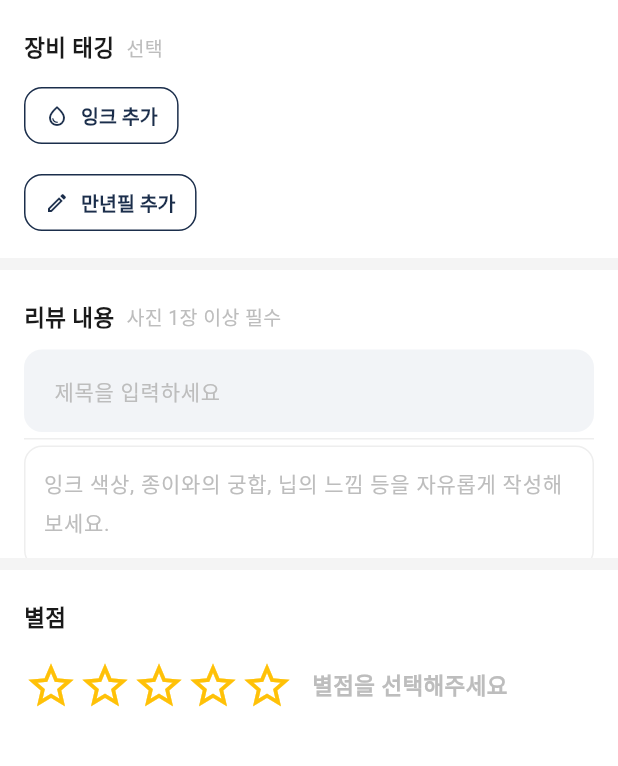
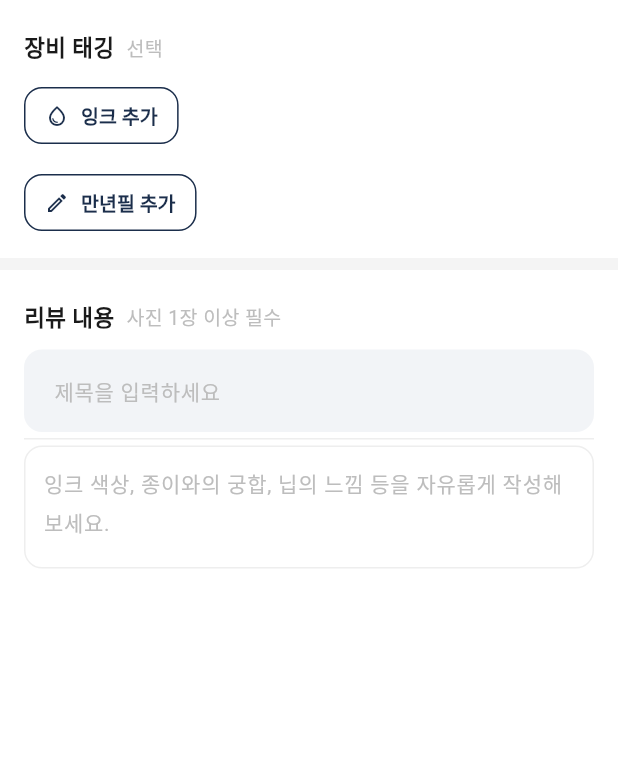
Before and after one commit to tangerlyn/pen, a Flutter app: the ReviewWriteScreen screen opened by its route, on a phone screen of 412 x 824 dp, the part 84-850 px from its top. Run offline on Flutter 3.47's test engine with Material 3 defaults, Android fonts, the phone set to English and light mode, and no system bars; our stand-ins replace cached_network_image, cloud_firestore, confetti, connectivity_plus, csv, firebase_auth and 17 more; missing offline and left inert: flutter_naver_login, gal, kakao_flutter_sdk_user; accounts and stored records are empty; Roboto replaces fonts that are missing (Pretendard).

Commit message:
fix : 별점 시스템 비활성화
작성 폼에서 별점 없이도 저장되던 문제를 계기로 별점 기능 전체를 비활성화.
리뷰 작성의 별점 입력/필수 검증, 리뷰 그리드·리스트·상세의 별점 뱃지,
아카이브 평균 별점 표시 및 별점순 정렬, 검색 평점순 정렬을 UI에서 제거.
코드는 삭제 대신 주석 처리해 필요 시 복원 가능하도록 유지.

```diff
--- a/lib/features/archive/screens/archive_screen.dart
+++ b/lib/features/archive/screens/archive_screen.dart
@@ -420,7 +420,10 @@ class _FilterRowState extends ConsumerState<_FilterRow>
               ),
             ),
             const Divider(height: 1),
-            ...ArchiveSortOption.values.map(
+            // 별점 시스템 비활성화 — '별점순' 정렬 옵션 숨김
+            ...ArchiveSortOption.values
+                .where((opt) => opt != ArchiveSortOption.rating)
+                .map(
               (opt) => ListTile(
                 title: Text(opt.label),
                 trailing: current == opt
--- a/lib/features/review/screens/review_write_screen.dart
+++ b/lib/features/review/screens/review_write_screen.dart
@@ -8,7 +8,7 @@ import '../../../shared/widgets/editor/blog_body_editor.dart';
 import '../../archive/providers/archive_detail_provider.dart';
 import '../providers/review_write_provider.dart';
 import '../../../shared/widgets/archive/add_product_bottom_sheet.dart';
-import '../../../shared/widgets/common/star_rating.dart';
+// import '../../../shared/widgets/common/star_rating.dart'; // 별점 시스템 비활성화
 import '../../../shared/widgets/center_toast.dart';
 import '../../../data/models/review_model.dart';
 
@@ -25,6 +25,7 @@ class ReviewWriteScreen extends ConsumerStatefulWidget {
 class _ReviewWriteScreenState extends ConsumerState<ReviewWriteScreen> {
   final _editorKey = GlobalKey<BlogBodyEditorState>();
   List<EditorBlock>? _initialEditorBlocks;
+  bool _showEditorToolbar = false;
 
   @override
   void initState() {
@@ -64,7 +65,8 @@ class _ReviewWriteScreenState extends ConsumerState<ReviewWriteScreen> {
     final s = ref.read(reviewWriteProvider);
     if (s.inkIds.isNotEmpty || s.penIds.isNotEmpty) return true;
     if (s.title.isNotEmpty) return true;
-    if (s.rating > 0) return true;
+    // 별점 시스템 비활성화
+    // if (s.rating > 0) return true;
     final blocks = _editorKey.currentState?.getBlocks() ?? [];
     return blocks.any((b) {
       if (b is TextEditorBlock) return b.controller.text.isNotEmpty;
@@ -162,29 +164,36 @@ class _ReviewWriteScreenState extends ConsumerState<ReviewWriteScreen> {
                   hintText: '잉크 색상, 종이와의 궁합, 닙의 느낌 등을 자유롭게 작성해보세요.',
                   initialBlocks: _initialEditorBlocks,
                   maxTextLength: AppConstants.maxReviewBody,
+                  onFocusChanged: (hasFocus) => setState(() => _showEditorToolbar = hasFocus),
                 ),
 
-                _Divider(),
-
-                // ── 3. 별점 ──────────────────────────────────
-                _SectionHeader(title: '별점'),
-                _RatingSection(rating: state.rating),
+                // 별점 시스템 비활성화
+                // _Divider(),
+                // _SectionHeader(title: '별점'),
+                // _RatingSection(rating: state.rating),
 
                 const SizedBox(height: 16),
               ],
             ),
           ),
         ),
+        bottomNavigationBar: _showEditorToolbar
+            ? Padding(
+                padding: EdgeInsets.only(bottom: MediaQuery.of(context).viewInsets.bottom),
+                child: BlogEditorToolbar(editorKey: _editorKey),
+              )
+            : null,
       ),
     );
   }
 
   Future<void> _submit(BuildContext context) async {
-    final state = ref.read(reviewWriteProvider);
-    if (state.rating == 0.0) {
-      showCenterToast(context, message: '별점을 선택해주세요.');
-      return;
-    }
+    // 별점 시스템 비활성화
+    // final state = ref.read(reviewWriteProvider);
+    // if (state.rating == 0.0) {
+    //   showCenterToast(context, message: '별점을 선택해주세요.');
+    //   return;
+    // }
 
     final editorState = _editorKey.currentState;
     if (editorState == null) return;
@@ -461,43 +470,44 @@ class _TitleSectionState extends ConsumerState<_TitleSection> {
 
 
 // ── 5. 별점 (맨 아래) ────────────────────────────────────────
-class _RatingSection extends ConsumerWidget {
-  const _RatingSection({required this.rating});
-  final double rating;
-
-  @override
-  Widget build(BuildContext context, WidgetRef ref) {
-    return Padding(
-      padding: const EdgeInsets.symmetric(horizontal: 16, vertical: 8),
-      child: Row(
-        children: [
-          StarRatingInput(
-            rating: rating,
-            onChanged: (r) => ref.read(reviewWriteProvider.notifier).setRating(r),
-            size: 36,
-          ),
-          const SizedBox(width: 12),
-          Text(
-            rating == 0.0 ? '별점을 선택해주세요' : _label(rating),
-            style: TextStyle(
-              fontSize: 15,
-              fontWeight: FontWeight.w600,
-              color: rating == 0.0 ? AppColors.textTertiary : AppColors.textPrimary,
-            ),
-          ),
-        ],
-      ),
-    );
-  }
-
-  String _label(double r) {
-    if (r >= 4.5) return '최고예요! ★ ${r.toStringAsFixed(1)}';
-    if (r >= 4.0) return '좋아요 ★ ${r.toStringAsFixed(1)}';
-    if (r >= 3.0) return '보통이에요 ★ ${r.toStringAsFixed(1)}';
-    if (r >= 2.0) return '별로예요 ★ ${r.toStringAsFixed(1)}';
-    return '최악이에요 ★ ${r.toStringAsFixed(1)}';
-  }
-}
+// 별점 시스템 비활성화 — 재활성화 시 주석 해제
+// class _RatingSection extends ConsumerWidget {
+//   const _RatingSection({required this.rating});
+//   final double rating;
+//
+//   @override
+//   Widget build(BuildContext context, WidgetRef ref) {
+//     return Padding(
+//       padding: const EdgeInsets.symmetric(horizontal: 16, vertical: 8),
+//       child: Row(
+//         children: [
+//           StarRatingInput(
+//             rating: rating,
+//             onChanged: (r) => ref.read(reviewWriteProvider.notifier).setRating(r),
+//             size: 36,
+//           ),
+//           const SizedBox(width: 12),
+//           Text(
+//             rating == 0.0 ? '별점을 선택해주세요' : _label(rating),
+//             style: TextStyle(
+//               fontSize: 15,
+//               fontWeight: FontWeight.w600,
+//               color: rating == 0.0 ? AppColors.textTertiary : AppColors.textPrimary,
+//             ),
+//           ),
+//         ],
+//       ),
+//     );
+//   }
+//
+//   String _label(double r) {
+//     if (r >= 4.5) return '최고예요! ★ ${r.toStringAsFixed(1)}';
+//     if (r >= 4.0) return '좋아요 ★ ${r.toStringAsFixed(1)}';
+//     if (r >= 3.0) return '보통이에요 ★ ${r.toStringAsFixed(1)}';
+//     if (r >= 2.0) return '별로예요 ★ ${r.toStringAsFixed(1)}';
+//     return '최악이에요 ★ ${r.toStringAsFixed(1)}';
+//   }
+// }
 
 // ── 제품 검색 시트 ────────────────────────────────────────────
 class _ProductSearchSheet extends ConsumerStatefulWidget {
```
Also changed, not shown: lib/features/archive/screens/archive_detail_screen.dart (+30 -22 lines), lib/features/archive/widgets/ink_list_tile.dart (+30 -22 lines), lib/features/archive/widgets/paper_list_tile.dart (+30 -22 lines), lib/features/archive/widgets/pen_list_tile.dart (+30 -22 lines), lib/features/feed/screens/feed_screen.dart (+25 -18 lines), lib/features/search/screens/search_screen.dart (+6 -3 lines), lib/shared/widgets/review/review_feed_card.dart (+30 -30 lines), lib/shared/widgets/review/review_list_tile.dart (+27 -26 lines).
